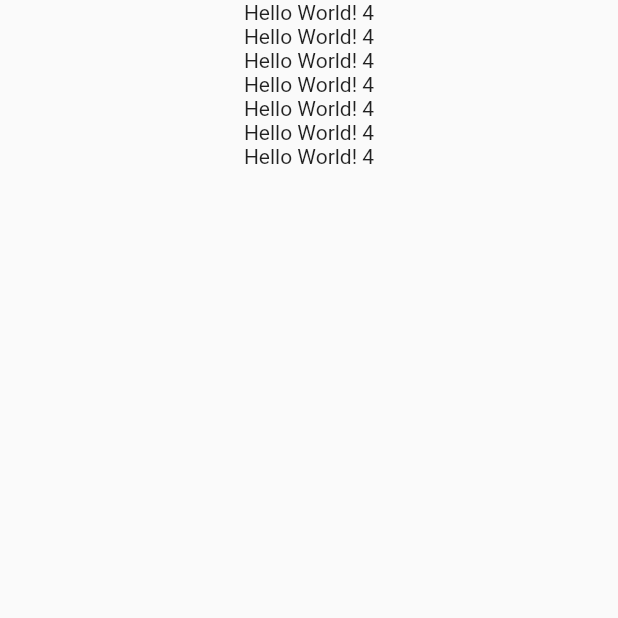
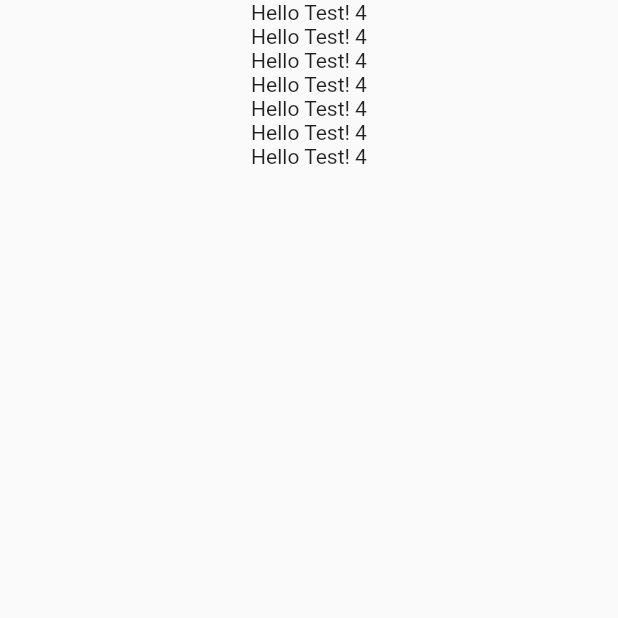
Before and after one commit to Wizzel1/conveyor_test, a Flutter app: the screen it shows after launch, on a phone screen of 412 x 824 dp, the top half of it. Run offline on Flutter 3.47's test engine with Material 2 defaults, Android fonts, the phone set to English and light mode, and no system bars.

Commit message:
Add changes

```diff
--- a/lib/main.dart
+++ b/lib/main.dart
@@ -14,13 +14,13 @@ class MainApp extends StatelessWidget {
         body: Center(
           child: Column(
             children: const [
-              Text('Hello World! 4'),
-              Text('Hello World! 4'),
-              Text('Hello World! 4'),
-              Text('Hello World! 4'),
-              Text('Hello World! 4'),
-              Text('Hello World! 4'),
-              Text('Hello World! 4'),
+              Text('Hello Test! 4'),
+              Text('Hello Test! 4'),
+              Text('Hello Test! 4'),
+              Text('Hello Test! 4'),
+              Text('Hello Test! 4'),
+              Text('Hello Test! 4'),
+              Text('Hello Test! 4'),
             ],
           ),
         ),
```
